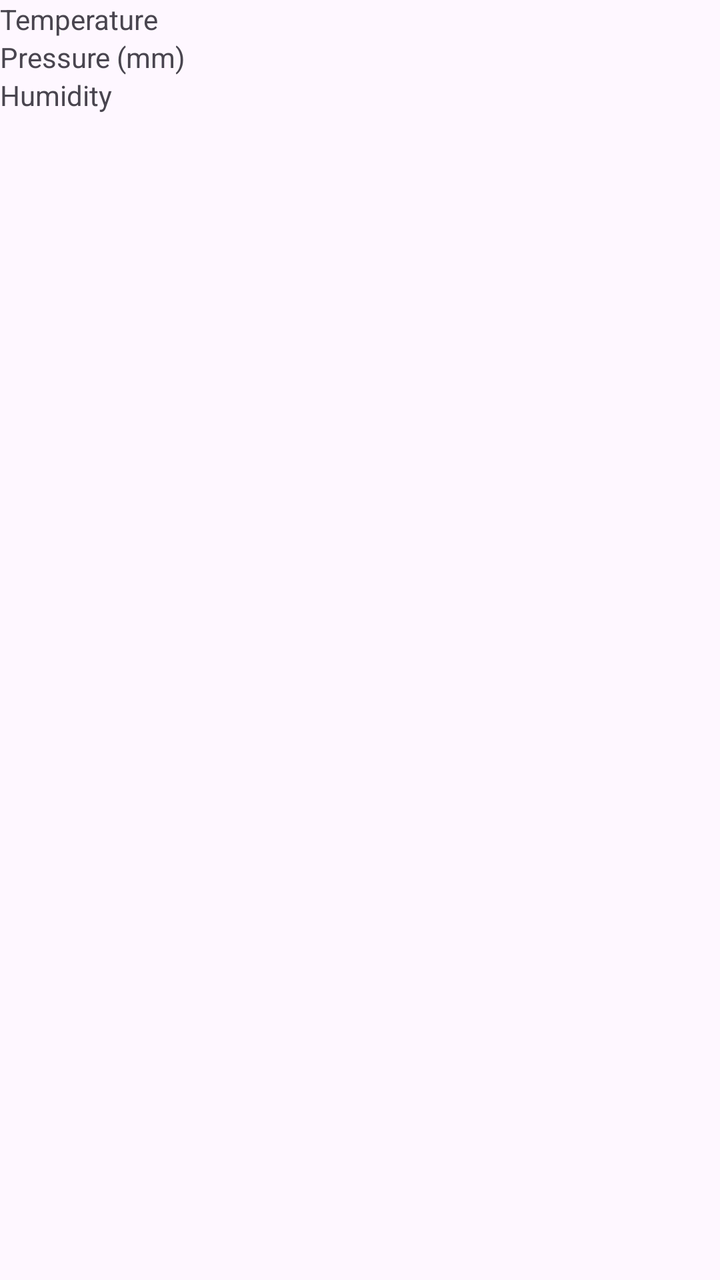
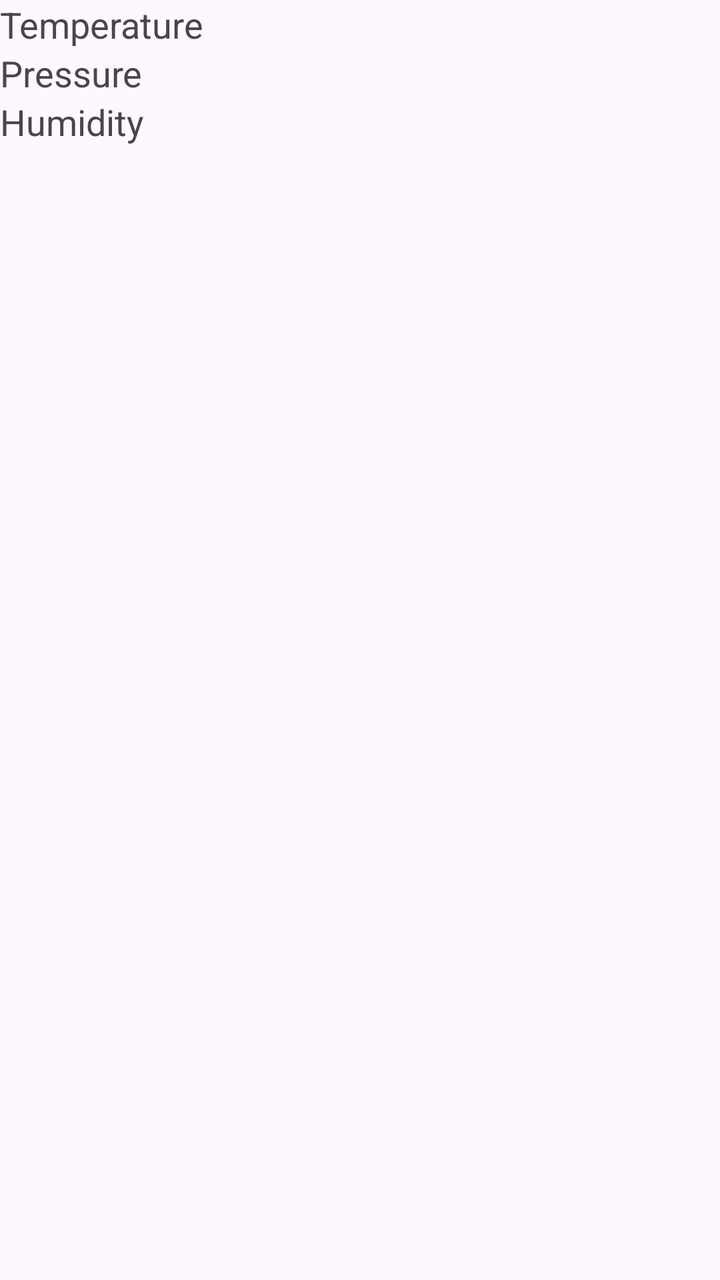

Two renders of the same Android screen: before a commit and after it. Below are the layout's source before the change and the commit's diff.
<!-- AndroidManifest.xml: application theme Theme.Weather -->
<!-- res/layout/activity_weather_detail.xml -->
<?xml version="1.0" encoding="utf-8"?>
<LinearLayout
    xmlns:android="http://schemas.android.com/apk/res/android"
    xmlns:tools="http://schemas.android.com/tools"
    android:layout_width="match_parent"
    android:layout_height="match_parent"
    tools:context=".WeatherDetailActivity"
    android:orientation="vertical">

    <TextView
        android:id="@+id/temp"
        android:layout_width="wrap_content"
        android:layout_height="wrap_content"
        android:text="@string/temp_placeholder"/>

    <TextView
        android:id="@+id/pressure_mm"
        android:layout_width="match_parent"
        android:layout_height="wrap_content"
        android:text="@string/pressure_mm_placeholder"/>

    <TextView
        android:id="@+id/humidity"
        android:layout_width="match_parent"
        android:layout_height="wrap_content"
        android:text="@string/humidity_placeholder"/>

</LinearLayout>
<!-- resources referenced by this layout -->
<resources>
  <string name="humidity_placeholder">Humidity</string>
  <string name="pressure_mm_placeholder">Pressure (mm)</string>
  <string name="temp_placeholder">Temperature</string>
  <style name="Theme.Weather" parent="Base.Theme.Weather" />
  <style name="Base.Theme.Weather" parent="Theme.Material3.DayNight.NoActionBar">
          
          
      </style>
</resources>

<!-- the commit's change to res/layout/activity_weather_detail.xml (unified diff, before → after) -->
@@ -11,18 +11,21 @@
         android:id="@+id/temp"
         android:layout_width="wrap_content"
         android:layout_height="wrap_content"
+        android:textSize="18sp"
         android:text="@string/temp_placeholder"/>
 
     <TextView
         android:id="@+id/pressure_mm"
         android:layout_width="match_parent"
         android:layout_height="wrap_content"
+        android:textSize="18sp"
         android:text="@string/pressure_mm_placeholder"/>
 
     <TextView
         android:id="@+id/humidity"
         android:layout_width="match_parent"
         android:layout_height="wrap_content"
+        android:textSize="18sp"
         android:text="@string/humidity_placeholder"/>
 
 </LinearLayout>
<!-- resource entries referenced after the edit -->
@@ -1,7 +1,7 @@
 <!-- resources referenced by this layout -->
 <resources>
   <string name="humidity_placeholder">Humidity</string>
-  <string name="pressure_mm_placeholder">Pressure (mm)</string>
+  <string name="pressure_mm_placeholder">Pressure</string>
   <string name="temp_placeholder">Temperature</string>
   <style name="Theme.Weather" parent="Base.Theme.Weather" />
   <style name="Base.Theme.Weather" parent="Theme.Material3.DayNight.NoActionBar">
